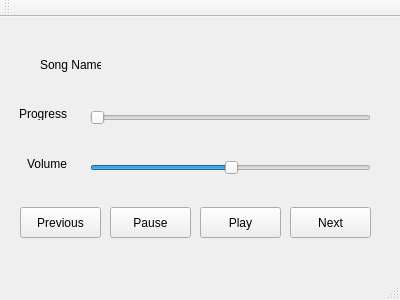
Before: the Qt Designer form musicPlayer/mainwindow.ui in coshaugh/CS441, drawn with Qt 5.
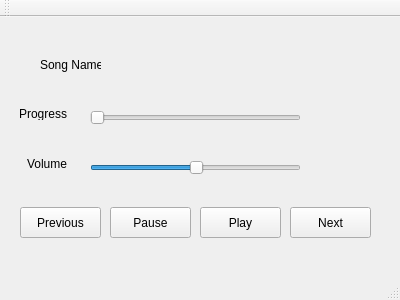
After: the same form once the commit is applied.

The edit to the form file:
```diff
--- a/musicPlayer/mainwindow.ui
+++ b/musicPlayer/mainwindow.ui
@@ -97,7 +97,7 @@
      <rect>
       <x>90</x>
       <y>90</y>
-      <width>281</width>
+      <width>211</width>
       <height>22</height>
      </rect>
     </property>
@@ -110,7 +110,7 @@
      <rect>
       <x>90</x>
       <y>140</y>
-      <width>281</width>
+      <width>211</width>
       <height>22</height>
      </rect>
     </property>
@@ -153,6 +153,64 @@
      <set>Qt::AlignRight|Qt::AlignTrailing|Qt::AlignVCenter</set>
     </property>
    </widget>
+   <widget class="QLabel" name="MinutesLabel">
+    <property name="geometry">
+     <rect>
+      <x>300</x>
+      <y>90</y>
+      <width>31</width>
+      <height>20</height>
+     </rect>
+    </property>
+    <property name="text">
+     <string/>
+    </property>
+    <property name="alignment">
+     <set>Qt::AlignRight|Qt::AlignTrailing|Qt::AlignVCenter</set>
+    </property>
+   </widget>
+   <widget class="QLabel" name="SecondsLabel">
+    <property name="geometry">
+     <rect>
+      <x>360</x>
+      <y>90</y>
+      <width>31</width>
+      <height>20</height>
+     </rect>
+    </property>
+    <property name="text">
+     <string/>
+    </property>
+    <property name="alignment">
+     <set>Qt::AlignLeading|Qt::AlignLeft|Qt::AlignVCenter</set>
+    </property>
+   </widget>
+   <widget class="QLabel" name="ColonLabel">
+    <property name="geometry">
+     <rect>
+      <x>340</x>
+      <y>90</y>
+      <width>20</width>
+      <height>20</height>
+     </rect>
+    </property>
+    <property name="text">
+     <string/>
+    </property>
+   </widget>
+   <widget class="QLabel" name="Volume">
+    <property name="geometry">
+     <rect>
+      <x>320</x>
+      <y>140</y>
+      <width>47</width>
+      <height>13</height>
+     </rect>
+    </property>
+    <property name="text">
+     <string/>
+    </property>
+   </widget>
   </widget>
   <widget class="QMenuBar" name="menuBar">
    <property name="geometry">
```
Left out of the diff: 2 changed lines with no effect on the pictures.
